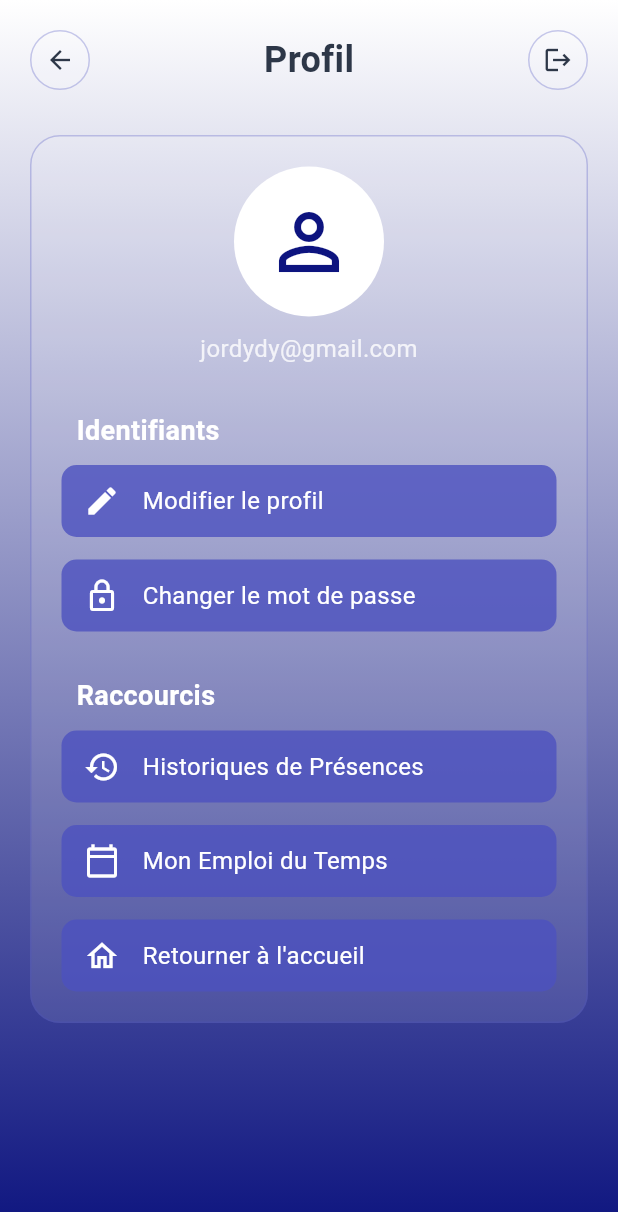
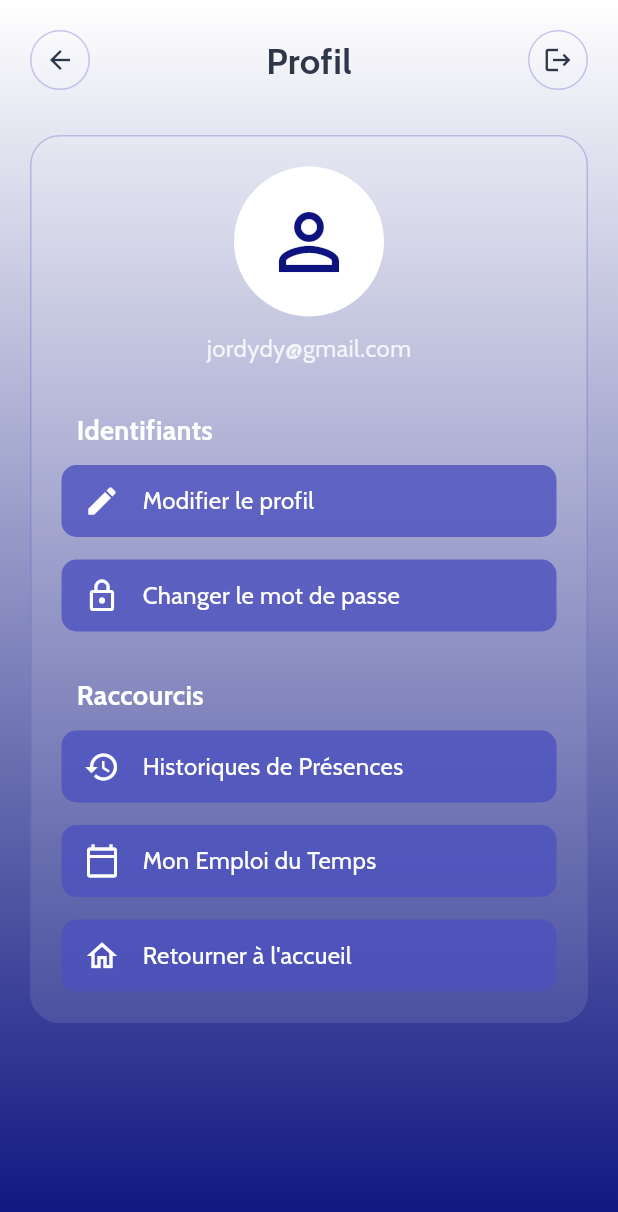
Before and after one commit to Happyazondekon/AttendanceTrack, a Flutter app: the ProfileScreen screen opened directly, on a phone screen of 412 x 824 dp. Shown: the top 1212 px of the screen. Run offline on Flutter 3.47's test engine with Material 3 defaults, Android fonts, the phone set to English and light mode, and no system bars.

Commit message:
Ajout du font cabin et integration

```diff
--- a/lib/screens/atd_success_screen.dart
+++ b/lib/screens/atd_success_screen.dart
@@ -59,6 +59,7 @@ class AttendanceSuccessScreen extends StatelessWidget {
                         child: const Text(
                           'Valider Présence',
                           style: TextStyle(
+                            fontFamily: 'Cabin',
                             fontSize: 28,
                             fontWeight: FontWeight.w700,
                             color: Color(0xFF1A365D),
@@ -95,6 +96,7 @@ class AttendanceSuccessScreen extends StatelessWidget {
                       const Text(
                         'Présence Validée avec succès.',
                         style: TextStyle(
+                          fontFamily: 'Cabin',
                           fontSize: 26,
                           fontWeight: FontWeight.w600,
                           color: Colors.white,
@@ -198,6 +200,7 @@ class AttendanceSuccessScreen extends StatelessWidget {
                 child: Text(
                   title,
                   style: const TextStyle(
+                    fontFamily: 'Cabin',
                     fontSize: 17,
                     fontWeight: FontWeight.w600,
                     color: Colors.white,
--- a/lib/screens/home_screen.dart
+++ b/lib/screens/home_screen.dart
@@ -34,6 +34,7 @@ class HomeScreen extends StatelessWidget {
               const Text(
                 'Bonjour Jordy',
                 style: TextStyle(
+                  fontFamily: 'Cabin',
                   fontSize: 32,
                   fontWeight: FontWeight.w600,
                   color: Color(0xFF2D3748),
@@ -188,6 +189,7 @@ class HomeScreen extends StatelessWidget {
                 child: Text(
                   title,
                   style: TextStyle(
+                    fontFamily: 'Cabin',
                     fontSize: 18,
                     fontWeight: FontWeight.w600,
                     color: isEnabled ? Colors.white : Colors.white.withOpacity(0.7),
--- a/lib/screens/profile_screen.dart
+++ b/lib/screens/profile_screen.dart
@@ -52,6 +52,7 @@ class ProfileScreen extends StatelessWidget {
                     const Text(
                       'Profil',
                       style: TextStyle(
+                        fontFamily: 'Cabin',
                         fontSize: 24,
                         fontWeight: FontWeight.w600,
                         color: Color(0xFF2D3748),
@@ -126,6 +127,7 @@ class ProfileScreen extends StatelessWidget {
                         child: Text(
                           'jordydy@gmail.com',
                           style: TextStyle(
+                            fontFamily: 'Cabin',
                             color: Colors.white.withOpacity(0.8),
                             fontSize: 16,
                           ),
@@ -137,6 +139,7 @@ class ProfileScreen extends StatelessWidget {
                         child: Text(
                           'Identifiants',
                           style: TextStyle(
+                            fontFamily: 'Cabin',
                             color: Colors.white,
                             fontWeight: FontWeight.bold,
                             fontSize: 18,
@@ -173,6 +176,7 @@ class ProfileScreen extends StatelessWidget {
                         child: Text(
                           'Raccourcis',
                           style: TextStyle(
+                            fontFamily: 'Cabin',
                             color: Colors.white,
                             fontWeight: FontWeight.bold,
                             fontSize: 18,
@@ -248,6 +252,7 @@ class ProfileScreen extends StatelessWidget {
             Text(
               title,
               style: const TextStyle(
+                fontFamily: 'Cabin',
                 color: Colors.white,
                 fontSize: 16,
               ),
--- a/lib/screens/scanqrcode_screen.dart
+++ b/lib/screens/scanqrcode_screen.dart
@@ -59,6 +59,7 @@ class ScanQRCodeScreen extends StatelessWidget {
                         child: const Text(
                           'Scanner QR Code',
                           style: TextStyle(
+                            fontFamily: 'Cabin',
                             fontSize: 28,
                             fontWeight: FontWeight.w700,
                             color: Color(0xFF1A365D),
@@ -202,6 +203,7 @@ class ScanQRCodeScreen extends StatelessWidget {
                 child: Text(
                   title,
                   style: const TextStyle(
+                    fontFamily: 'Cabin',
                     fontSize: 17,
                     fontWeight: FontWeight.w600,
                     color: Colors.white,
```
Also changed, not shown: pubspec.yaml (+6 -4 lines), assets/fonts/Cabin-Bold.ttf (added), assets/fonts/Cabin-BoldItalic.ttf (added), assets/fonts/Cabin-Italic.ttf (added), assets/fonts/Cabin-Medium.ttf (added), assets/fonts/Cabin-MediumItalic.ttf (added), assets/fonts/Cabin-Regular.ttf (added), assets/fonts/Cabin-SemiBold.ttf (added), assets/fonts/Cabin-SemiBoldItalic.ttf (added).
